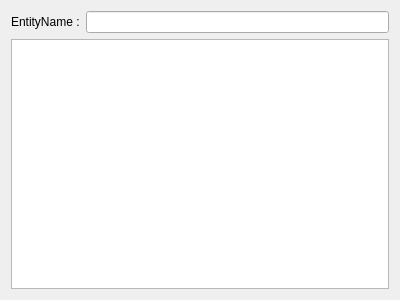
Qt form src/Editor/BoltQtUIFiles/Editor.BoltQtUIFiles.EntityPropertyWidget.ui (FcTD4mN/Bolt) before a commit.
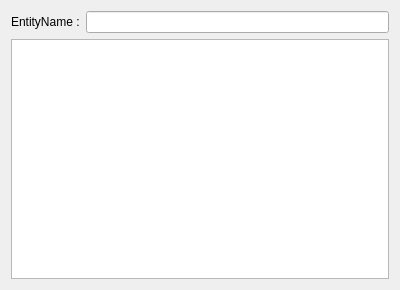
The same form after that commit.

```diff
--- a/src/Editor/BoltQtUIFiles/Editor.BoltQtUIFiles.EntityPropertyWidget.ui
+++ b/src/Editor/BoltQtUIFiles/Editor.BoltQtUIFiles.EntityPropertyWidget.ui
@@ -7,7 +7,7 @@
     <x>0</x>
     <y>0</y>
     <width>400</width>
-    <height>300</height>
+    <height>290</height>
    </rect>
   </property>
   <property name="windowTitle">
```
